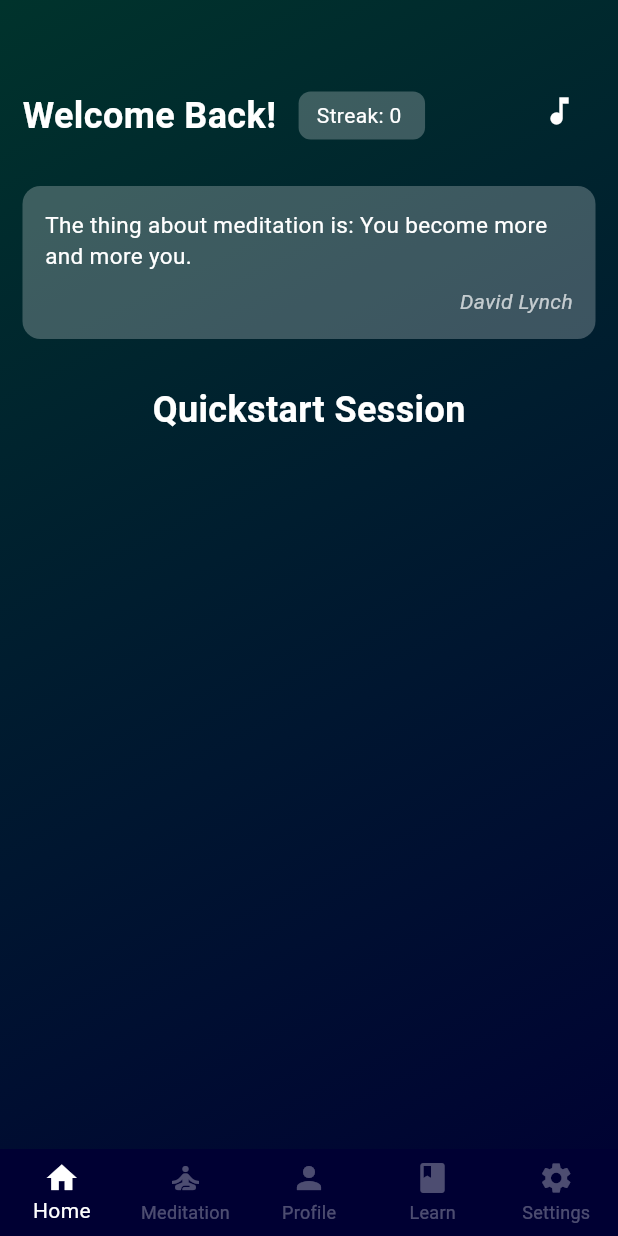
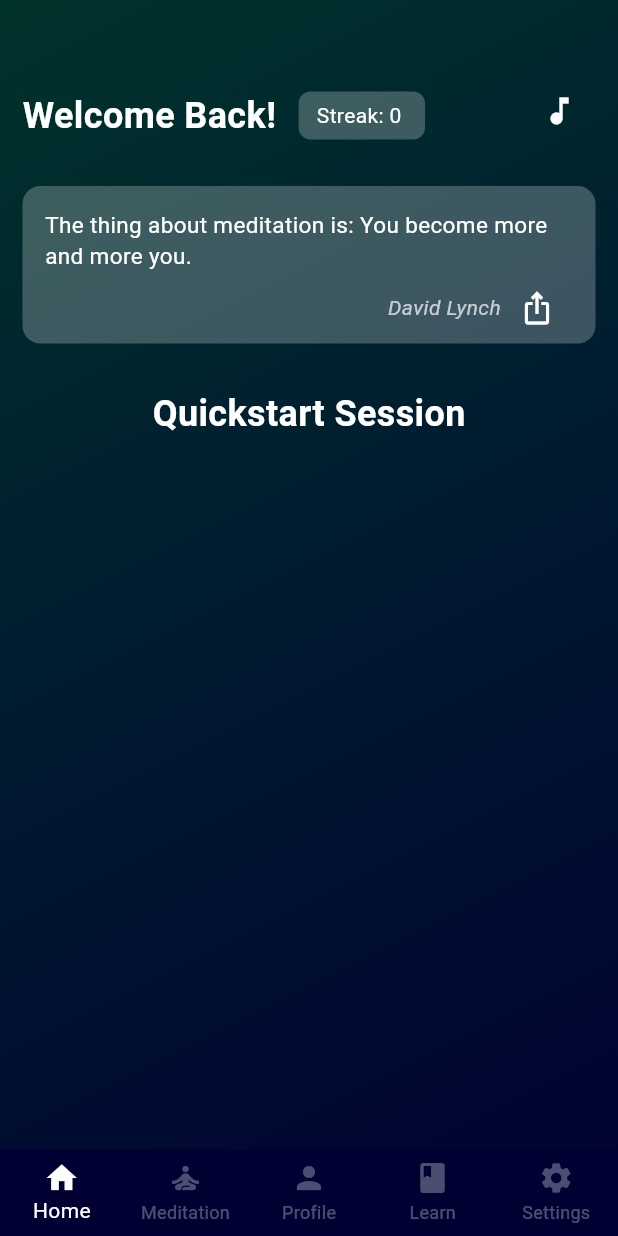
Before and after one commit to crypticdenis/meditation_app_flutter, a Flutter app: the screen it shows after launch, on a phone screen of 412 x 824 dp. Run offline on Flutter 3.47's test engine with Material 3 defaults, Android fonts, the phone set to English and light mode, and no system bars; our stand-ins replace audioplayers, cloud_firestore, firebase_auth, firebase_core, firebase_storage, fl_chart and 4 more; accounts and stored records are empty.

```diff
--- a/lib/background_sounds/sound_settings.dart
+++ b/lib/background_sounds/sound_settings.dart
@@ -101,8 +101,8 @@ class SoundSelectionScreen extends StatelessWidget {
                             onChanged: (bool value) {
                               soundProvider.toggleSoundEnabled();
                             },
-                            activeColor: Colors.black,
-                            inactiveThumbColor: Colors.white,
+                            activeColor: Colors.white,
+                            inactiveThumbColor: Colors.red,
                             inactiveTrackColor: Colors.grey,
                           );
                         },
--- a/lib/home/home.dart
+++ b/lib/home/home.dart
@@ -9,6 +9,7 @@ import 'package:meditation_app_flutter/meditation/breathing/breathing.dart';
 import 'package:meditation_app_flutter/meditation/meditation.dart';
 import 'package:meditation_app_flutter/providers/meditation_time_provider.dart';
 import 'package:meditation_app_flutter/Profile/ProfileScreen.dart';
+import 'package:share_plus/share_plus.dart';
 
 class HomeScreen extends StatefulWidget {
   const HomeScreen({Key? key}) : super(key: key);
@@ -98,31 +99,46 @@ class _HomeScreenState extends State<HomeScreen> {
                       return Text('Error: ${snapshot.error}');
                     }
                     if (snapshot.hasData) {
+                      String quote = snapshot.data!['quote']!;
+                      String author = snapshot.data!['author']!;
                       return Container(
-                        padding: const EdgeInsets.all(15.0),
+                        padding: const EdgeInsets.only(
+                            top: 15, left: 15.0, right: 15),
                         decoration: BoxDecoration(
                           color: Colors.white24,
                           borderRadius: BorderRadius.circular(12),
                         ),
                         child: Column(
+                          crossAxisAlignment: CrossAxisAlignment.start,
                           children: [
                             Text(
-                              snapshot.data!['quote']!,
+                              quote,
                               style: TextStyle(
                                 fontSize: 15.0,
                                 color: Colors.white,
                               ),
                             ),
-                            SizedBox(height: 10),
                             Align(
                               alignment: Alignment.bottomRight,
-                              child: Text(
-                                snapshot.data!['author']!,
-                                style: TextStyle(
-                                  fontSize: 14.0,
-                                  color: Colors.white70,
-                                  fontStyle: FontStyle.italic,
-                                ),
+                              child: Row(
+                                mainAxisSize: MainAxisSize.min,
+                                children: [
+                                  Text(
+                                    author,
+                                    style: TextStyle(
+                                      fontSize: 14.0,
+                                      color: Colors.white70,
+                                      fontStyle: FontStyle.italic,
+                                    ),
+                                  ),
+                                  IconButton(
+                                    icon: Icon(Icons.ios_share,
+                                        color: Colors.white),
+                                    onPressed: () {
+                                      Share.share('$quote - $author');
+                                    },
+                                  ),
+                                ],
                               ),
                             ),
                           ],
--- a/pubspec.yaml
+++ b/pubspec.yaml
@@ -37,6 +37,7 @@ dependencies:
 
 
 
+
   # The following adds the Cupertino Icons font to your application.
   # Use with the CupertinoIcons class for iOS style icons.
   cupertino_icons: ^1.0.6
@@ -51,6 +52,7 @@ dependencies:
   firebase_app_check: ^0.2.2+6
   fl_chart: ^0.68.0
   intl: ^0.19.0
+  share_plus: ^9.0.0
   vibration: ^1.8.4
   google_sign_in: ^6.2.1
 
```
Also changed, not shown: lib/Profile/after_log_success.dart (+7 -0 lines), lib/providers/sound_provider.dart (+17 -14 lines), pubspec.lock.
